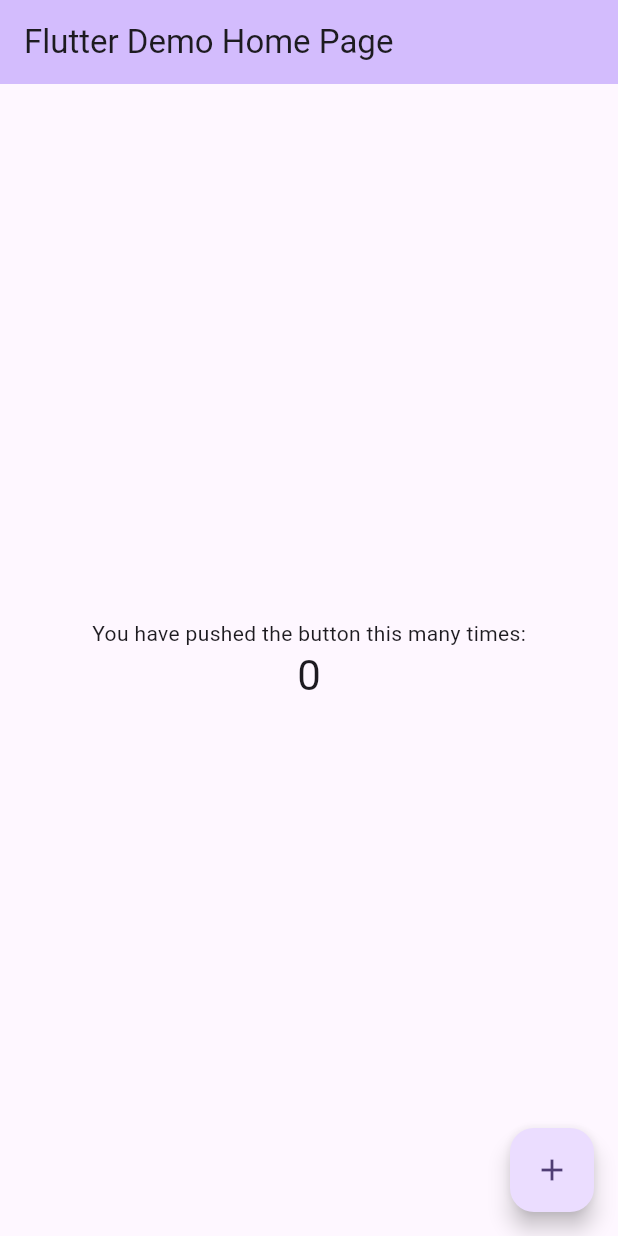
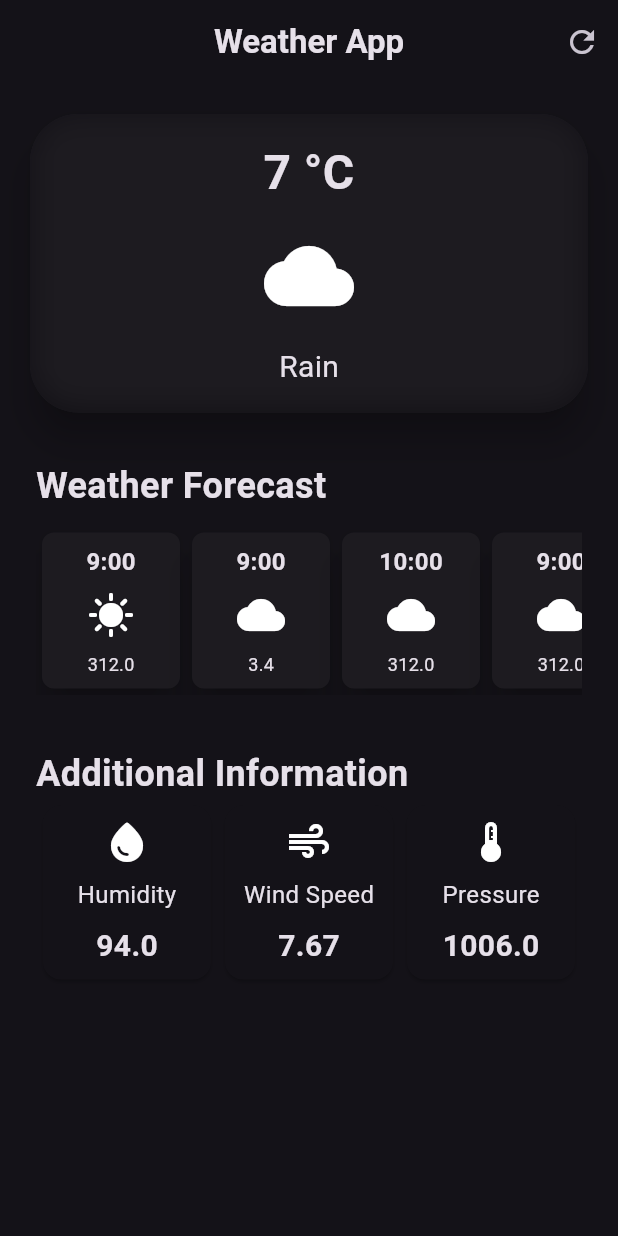
Before and after one commit to shubham-5592/weather_app, a Flutter app: the screen it shows after launch, on a phone screen of 412 x 824 dp. Run offline on Flutter 3.47's test engine with Material 3 defaults, Android fonts, the phone set to English and light mode, and no system bars.

Commit message:
Added most of the things, http coonnection left

```diff
--- /dev/null
+++ b/lib/additional_info_card.dart
@@ -0,0 +1,92 @@
+import 'package:flutter/material.dart';
+
+class AdditionalInfoCard extends StatelessWidget {
+  const AdditionalInfoCard({super.key});
+
+  @override
+  Widget build(BuildContext context) {
+    return Container(
+      padding: EdgeInsets.all(8.0),
+      width: double.infinity,
+      child: Column(
+        crossAxisAlignment: CrossAxisAlignment.start,
+        children: [
+          Text(
+            'Additional Information',
+            style: TextStyle(
+              fontSize: 24,
+              fontWeight: FontWeight.bold
+            )
+          ),
+          Row(
+            mainAxisAlignment: MainAxisAlignment.spaceAround,
+            children: [
+              _AdditionalInfoWidget(
+                title: 'Humidity',
+                value: 94,
+                icon: Icons.water_drop_rounded
+              ),
+              _AdditionalInfoWidget(
+                title: 'Wind Speed',
+                value: 7.67,
+                icon: Icons.air
+              ),
+              _AdditionalInfoWidget(
+                title: 'Pressure',
+                value: 1006,
+                icon: Icons.thermostat
+              ),
+            ],
+          )
+        ],
+      )
+    );
+  }
+}
+
+class _AdditionalInfoWidget extends StatelessWidget {
+  final String title;
+  final IconData icon;
+  final double value;
+
+  const _AdditionalInfoWidget({
+    required this.title,
+    required this.icon,
+    required this.value
+    });
+
+  @override
+  Widget build(BuildContext context) {
+    return SizedBox(
+      width: 120,
+      child: Card(
+        color: Theme.of(context).canvasColor,
+        child: Padding(
+          padding: EdgeInsets.all(8.0),
+          child: Column(
+            mainAxisAlignment: MainAxisAlignment.center,
+            children: [
+              Icon(icon, size: 32),
+              const SizedBox(height: 8,),
+              Text(
+                title,
+                style: const TextStyle(
+                  fontSize: 16,
+                  fontWeight: FontWeight.normal,
+                )
+              ),
+              const SizedBox(height: 8,),
+              Text(
+                value.toString(),
+                style: const TextStyle(
+                  fontSize: 20,
+                  fontWeight: FontWeight.bold,
+                )
+              )
+            ],
+          ),
+        ),
+      )
+    );
+  }
+}
--- /dev/null
+++ b/lib/forecast_card.dart
@@ -0,0 +1,102 @@
+import 'package:flutter/material.dart';
+
+class ForecastCard extends StatelessWidget {
+  const ForecastCard({super.key});
+
+  @override
+  Widget build(BuildContext context) {
+    return Padding(
+      padding: const EdgeInsets.all(8.0),
+      child: Column(
+        children: [
+          Align(
+            alignment: Alignment.centerLeft,
+            child: Text(
+              'Weather Forecast',
+              style: TextStyle(
+                fontSize: 24,
+                fontWeight: FontWeight.bold
+              ),
+            ),
+          ),
+          SizedBox(height: 10,),
+          SingleChildScrollView(
+            scrollDirection: Axis.horizontal,
+            child: Row(
+              children: [
+                _ForecastCard(icon: Icons.sunny ),
+                _ForecastCard(value: 3.4),
+                _ForecastCard(time: '10:00',),
+                _ForecastCard(),
+                _ForecastCard(),
+                _ForecastCard(),
+                _ForecastCard(),
+                _ForecastCard(),
+                _ForecastCard(),
+                _ForecastCard(),
+                _ForecastCard(),
+                _ForecastCard(),
+                _ForecastCard(),
+                _ForecastCard(),
+                _ForecastCard(),
+              ],
+            ),
+          )
+        ],
+      ),
+    );
+  }
+}
+
+
+class _ForecastCard extends StatelessWidget {
+  final String time;
+  final IconData icon;
+  final double value;
+  const _ForecastCard({
+    this.time = '9:00',
+    this.icon = Icons.cloud,
+    this.value = 312,
+  });
+
+  @override
+  Widget build(BuildContext context) {
+    return SizedBox(
+      width: 100,
+      child: Card(
+        elevation: 10,
+        shape: RoundedRectangleBorder(
+          borderRadius: BorderRadius.circular(8)
+        ),
+        child: Padding(
+          padding: const EdgeInsets.all(8.0),
+          child: SizedBox(
+            width: 100,
+            child: Column(
+              crossAxisAlignment: CrossAxisAlignment.center,
+              children: [
+                Text(
+                  time,
+                  style: const TextStyle(
+                    fontSize: 16,
+                    fontWeight: FontWeight.bold,
+                  ),
+                ),
+                const SizedBox(height: 8,),
+                Icon(icon, size: 32,),
+                const SizedBox(height: 8,),
+                Text(
+                  value.toString(),
+                  style: const TextStyle(
+                    fontSize: 12,
+                    fontWeight: FontWeight.normal,
+                  ),
+                ),
+              ],
+            ),
+          ),
+        ),
+      ),
+    );
+  }
+}
--- a/lib/main.dart
+++ b/lib/main.dart
@@ -1,125 +1,19 @@
 import 'package:flutter/material.dart';
+import './weather_screen.dart';
 
 void main() {
-  runApp(const MyApp());
+  runApp(const WeatherApp());
 }
 
-class MyApp extends StatelessWidget {
-  const MyApp({super.key});
+class WeatherApp extends StatelessWidget {
+  const WeatherApp({super.key});
 
-  // This widget is the root of your application.
   @override
   Widget build(BuildContext context) {
     return MaterialApp(
-      title: 'Flutter Demo',
-      theme: ThemeData(
-        // This is the theme of your application.
-        //
-        // TRY THIS: Try running your application with "flutter run". You'll see
-        // the application has a purple toolbar. Then, without quitting the app,
-        // try changing the seedColor in the colorScheme below to Colors.green
-        // and then invoke "hot reload" (save your changes or press the "hot
-        // reload" button in a Flutter-supported IDE, or press "r" if you used
-        // the command line to start the app).
-        //
-        // Notice that the counter didn't reset back to zero; the application
-        // state is not lost during the reload. To reset the state, use hot
-        // restart instead.
-        //
-        // This works for code too, not just values: Most code changes can be
-        // tested with just a hot reload.
-        colorScheme: ColorScheme.fromSeed(seedColor: Colors.deepPurple),
-        useMaterial3: true,
-      ),
-      home: const MyHomePage(title: 'Flutter Demo Home Page'),
+      debugShowCheckedModeBanner: false,
+      theme: ThemeData.dark(useMaterial3: true),
+      home: WeatherScreen()
     );
   }
 }
-
-class MyHomePage extends StatefulWidget {
-  const MyHomePage({super.key, required this.title});
-
-  // This widget is the home page of your application. It is stateful, meaning
-  // that it has a State object (defined below) that contains fields that affect
-  // how it looks.
-
-  // This class is the configuration for the state. It holds the values (in this
-  // case the title) provided by the parent (in this case the App widget) and
-  // used by the build method of the State. Fields in a Widget subclass are
-  // always marked "final".
-
-  final String title;
-
-  @override
-  State<MyHomePage> createState() => _MyHomePageState();
-}
-
-class _MyHomePageState extends State<MyHomePage> {
-  int _counter = 0;
-
-  void _incrementCounter() {
-    setState(() {
-      // This call to setState tells the Flutter framework that something has
-      // changed in this State, which causes it to rerun the build method below
-      // so that the display can reflect the updated values. If we changed
-      // _counter without calling setState(), then the build method would not be
-      // called again, and so nothing would appear to happen.
-      _counter++;
-    });
-  }
-
-  @override
-  Widget build(BuildContext context) {
-    // This method is rerun every time setState is called, for instance as done
-    // by the _incrementCounter method above.
-    //
-    // The Flutter framework has been optimized to make rerunning build methods
-    // fast, so that you can just rebuild anything that needs updating rather
-    // than having to individually change instances of widgets.
-    return Scaffold(
-      appBar: AppBar(
-        // TRY THIS: Try changing the color here to a specific color (to
-        // Colors.amber, perhaps?) and trigger a hot reload to see the AppBar
-        // change color while the other colors stay the same.
-        backgroundColor: Theme.of(context).colorScheme.inversePrimary,
-        // Here we take the value from the MyHomePage object that was created by
-        // the App.build method, and use it to set our appbar title.
-        title: Text(widget.title),
-      ),
-      body: Center(
-        // Center is a layout widget. It takes a single child and positions it
-        // in the middle of the parent.
-        child: Column(
-          // Column is also a layout widget. It takes a list of children and
-          // arranges them vertically. By default, it sizes itself to fit its
-          // children horizontally, and tries to be as tall as its parent.
-          //
-          // Column has various properties to control how it sizes itself and
-          // how it positions its children. Here we use mainAxisAlignment to
-          // center the children vertically; the main axis here is the vertical
-          // axis because Columns are vertical (the cross axis would be
-          // horizontal).
-          //
-          // TRY THIS: Invoke "debug painting" (choose the "Toggle Debug Paint"
-          // action in the IDE, or press "p" in the console), to see the
-          // wireframe for each widget.
-          mainAxisAlignment: MainAxisAlignment.center,
-          children: <Widget>[
-            const Text(
-              'You have pushed the button this many times:',
-            ),
-            Text(
-              '$_counter',
-              style: Theme.of(context).textTheme.headlineMedium,
-            ),
-          ],
-        ),
-      ),
-      floatingActionButton: FloatingActionButton(
-        onPressed: _incrementCounter,
-        tooltip: 'Increment',
-        child: const Icon(Icons.add),
-      ), // This trailing comma makes auto-formatting nicer for build methods.
-    );
-  }
-}
--- /dev/null
+++ b/lib/main_card.dart
@@ -0,0 +1,62 @@
+import 'dart:ui';
+
+import 'package:flutter/material.dart';
+import 'package:http/http.dart' as http;
+
+class MainCard extends StatelessWidget {
+  const MainCard({super.key});
+
+  Future getCurrentWeather() async {
+    http.get(
+      Uri.parse('')
+    );
+  }
+
+  @override
+  Widget build(BuildContext context) {
+    return Card(
+      elevation: 10,
+      shape: RoundedRectangleBorder(
+        borderRadius: BorderRadius.circular(32)
+      ),
+      child: ClipRRect( // to cut / clip the blur effect
+      // after a specific border
+        borderRadius: BorderRadiusDirectional.circular(32),
+        child: BackdropFilter( // to add blur effect
+          filter: ImageFilter.blur(sigmaX: 10, sigmaY: 10),
+          child: const Padding(
+            padding: EdgeInsets.all(16),
+            child: Column(
+              crossAxisAlignment: CrossAxisAlignment.center,
+              children: [
+                // Container(There was a warning to use Size box
+                // As it also gives the same effect if you only
+                // want to use the wiidth option
+                SizedBox(
+                  width: double.infinity,
+                  child: Text(
+                    '7 °C',
+                    style: TextStyle(
+                      fontSize: 32,
+                      fontWeight: FontWeight.bold,
+                    ),
+                    textAlign: TextAlign.center,
+                  ),
+                ),
+                SizedBox(height: 16,),
+                Icon(Icons.cloud, size: 60),
+                SizedBox(height: 16,),
+                Text(
+                  'Rain',
+                  style: TextStyle(
+                    fontSize: 20,
+                  ),
+                )
+              ],
+            ),
+          ),
+        ),
+      )
+    );
+  }
+}
--- /dev/null
+++ b/lib/weather_screen.dart
@@ -0,0 +1,56 @@
+
+import 'package:flutter/material.dart';
+import './main_card.dart';
+import './forecast_card.dart';
+import './additional_info_card.dart';
+
+class WeatherScreen extends StatelessWidget {
+  const WeatherScreen({super.key});
+
+  @override
+  Widget build(BuildContext context) {
+    return Scaffold(
+      appBar: AppBar(
+        title: Text(
+          'Weather App',
+          style: TextStyle(
+            fontWeight: FontWeight.bold,
+            ),
+        ),
+        centerTitle: true,
+        actions: [
+          // InkWell( GIVES A SPLASH EFFECT TO ICONS.
+          // HAS LESSER OPTIONS COMPARED TO GESTURE
+          // DETECTOR
+          //   child: Icon(Icons.refresh),
+          //   onTap: () {print('refresh');},
+          // ),
+          // GestureDetector( DOESN'T GIVE ANY ANIMATION
+          // HAS MORE OPTION TO CUSTOMIZE THAN INKWELL
+          //   child: Icon(Icons.refresh),
+          //   onTap: () {print('refresh');},
+          // ),
+          IconButton(
+            onPressed: () {print('ICON BUTTON REFRESHED');},
+            icon: Icon(Icons.refresh_sharp),
+          )
+        ],
+      ),
+      body: Padding(
+        padding: const EdgeInsets.all(16.0),
+        child: Column(
+          children: [
+            // main card
+            MainCard(),
+            const SizedBox(height: 20,), // works as padding
+            // wheather prediction
+            ForecastCard(),
+            const SizedBox(height: 20,), // works as padding
+            // Extra info card
+            AdditionalInfoCard()
+          ],
+        ),
+      ),
+    );
+  }
+}
--- a/pubspec.yaml
+++ b/pubspec.yaml
@@ -30,6 +30,7 @@ environment:
 dependencies:
   flutter:
     sdk: flutter
+  http: ^1.2.2
 
   # The following adds the Cupertino Icons font to your application.
   # Use with the CupertinoIcons class for iOS style icons.
```
